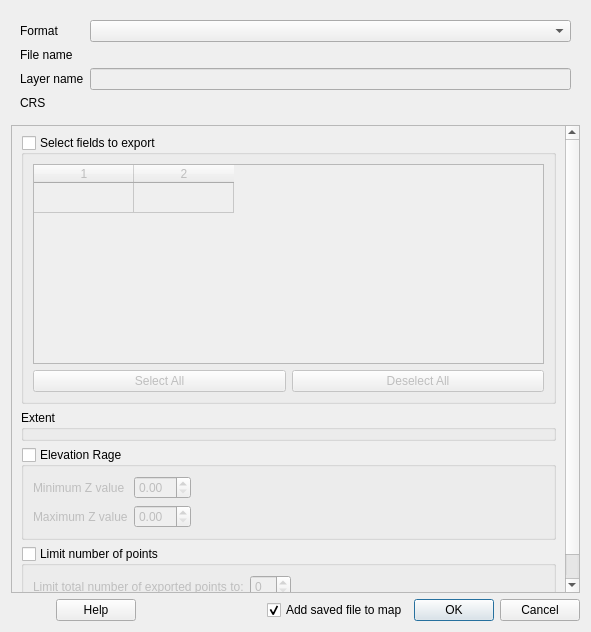
The window that src/ui/pointcloud/qgspointcloudlayersaveasdialogbase.ui (qgis/QGIS) describes before a commit, drawn with Qt 5.
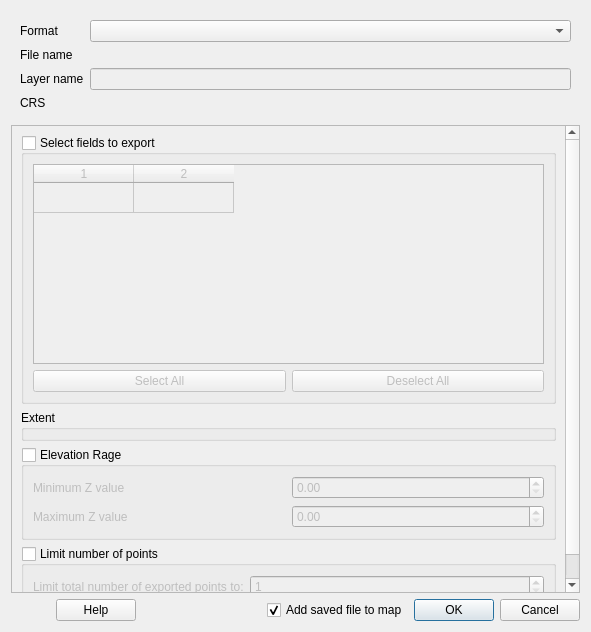
The same window after the commit. Custom widgets are drawn as their Qt base class.

Commit message: fix limit exporting logic

What changed in the file:
```diff
--- a/src/ui/pointcloud/qgspointcloudlayersaveasdialogbase.ui
+++ b/src/ui/pointcloud/qgspointcloudlayersaveasdialogbase.ui
@@ -96,7 +96,7 @@
       <property name="geometry">
        <rect>
         <x>0</x>
-        <y>-35</y>
+        <y>0</y>
         <width>557</width>
         <height>501</height>
        </rect>
@@ -179,16 +179,6 @@
           <bool>false</bool>
          </property>
          <layout class="QGridLayout" name="gridLayout">
-          <item row="2" column="1">
-           <widget class="QgsDoubleSpinBox" name="mMaximumZSpinBox"/>
-          </item>
-          <item row="1" column="0">
-           <widget class="QLabel" name="label_3">
-            <property name="text">
-             <string>Minimum Z value</string>
-            </property>
-           </widget>
-          </item>
           <item row="2" column="0">
            <widget class="QLabel" name="label_4">
             <property name="text">
@@ -196,27 +186,24 @@
             </property>
            </widget>
           </item>
+          <item row="2" column="1">
+           <widget class="QgsDoubleSpinBox" name="mMaximumZSpinBox"/>
+          </item>
           <item row="1" column="1">
            <widget class="QgsDoubleSpinBox" name="mMinimumZSpinBox"/>
           </item>
-          <item row="1" column="2">
-           <spacer name="horizontalSpacer_2">
-            <property name="orientation">
-             <enum>Qt::Horizontal</enum>
+          <item row="1" column="0">
+           <widget class="QLabel" name="label_3">
+            <property name="text">
+             <string>Minimum Z value</string>
             </property>
-            <property name="sizeHint" stdset="0">
-             <size>
-              <width>40</width>
-              <height>20</height>
-             </size>
-            </property>
-           </spacer>
+           </widget>
           </item>
          </layout>
         </widget>
        </item>
        <item>
-        <widget class="QGroupBox" name="mPointsLimitGroupBox">
+        <widget class="QgsCollapsibleGroupBox" name="mPointsLimitGroupBox">
          <property name="title">
           <string>Limit number of points</string>
          </property>
@@ -226,23 +213,7 @@
          <property name="checked">
           <bool>false</bool>
          </property>
-         <layout class="QGridLayout" name="gridLayout_2">
-          <item row="0" column="1">
-           <widget class="QgsSpinBox" name="mPointsLimitSpinBox"/>
-          </item>
-          <item row="0" column="2">
-           <spacer name="horizontalSpacer_3">
-            <property name="orientation">
-             <enum>Qt::Horizontal</enum>
-            </property>
-            <property name="sizeHint" stdset="0">
-             <size>
-              <width>212</width>
-              <height>20</height>
-             </size>
-            </property>
-           </spacer>
-          </item>
+         <layout class="QFormLayout" name="formLayout">
           <item row="0" column="0">
            <widget class="QLabel" name="label_5">
             <property name="text">
@@ -250,6 +221,16 @@
             </property>
            </widget>
           </item>
+          <item row="0" column="1">
+           <widget class="QgsSpinBox" name="mPointsLimitSpinBox">
+            <property name="minimum">
+             <number>1</number>
+            </property>
+            <property name="singleStep">
+             <number>100000</number>
+            </property>
+           </widget>
+          </item>
          </layout>
         </widget>
        </item>
```
The commit also changes 4 other files.
